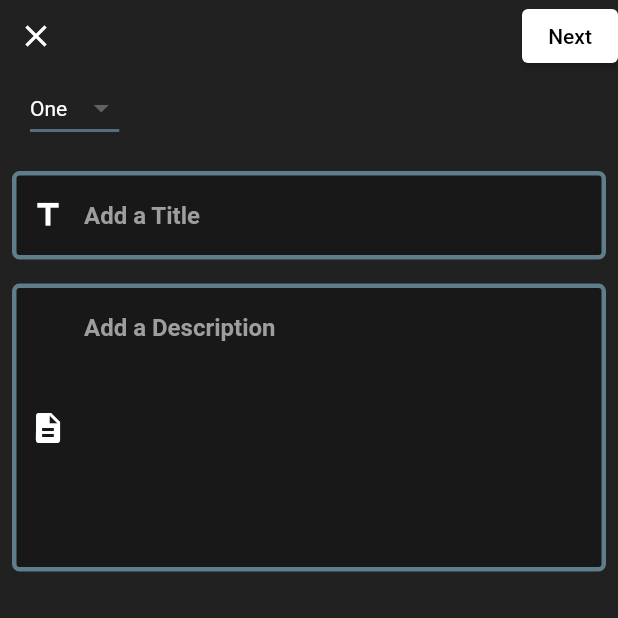
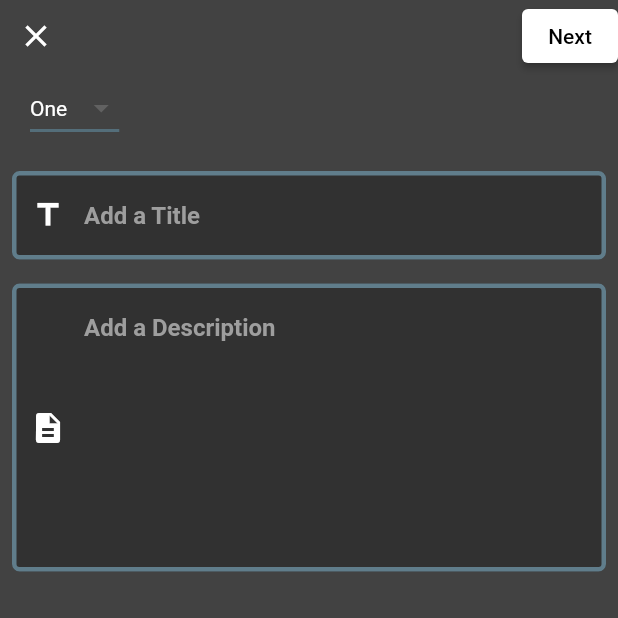
Before and after one commit to Arash-ra03/Ap-Final-Project, a Flutter app: the MakePost screen opened by its route, on a phone screen of 412 x 824 dp, the top half of it. Run offline on Flutter 3.47's test engine with Material 2 defaults, Android fonts, the phone set to English and light mode, and no system bars; network calls fail.

Commit message:
change background color

```diff
--- a/lib/Pages/community_page.dart
+++ b/lib/Pages/community_page.dart
@@ -223,7 +223,7 @@ class _CommunityPageState extends State<CommunityPage> {
       appBar: AppBar(
         title: Text('Community'),
         automaticallyImplyLeading: false,
-        backgroundColor: Colors.black,
+        backgroundColor: Colors.grey[900],
         actions: [
           IconButton(
             onPressed: () {
--- a/lib/Pages/make_post_page.dart
+++ b/lib/Pages/make_post_page.dart
@@ -14,7 +14,7 @@ class _MakePostState extends State<MakePost> {
   @override
   Widget build(BuildContext context) {
     return Scaffold(
-        backgroundColor: Colors.grey[900],
+        backgroundColor: Colors.grey[800],
         body: SafeArea(
           child: Column(children: <Widget>[
             Row(
```
